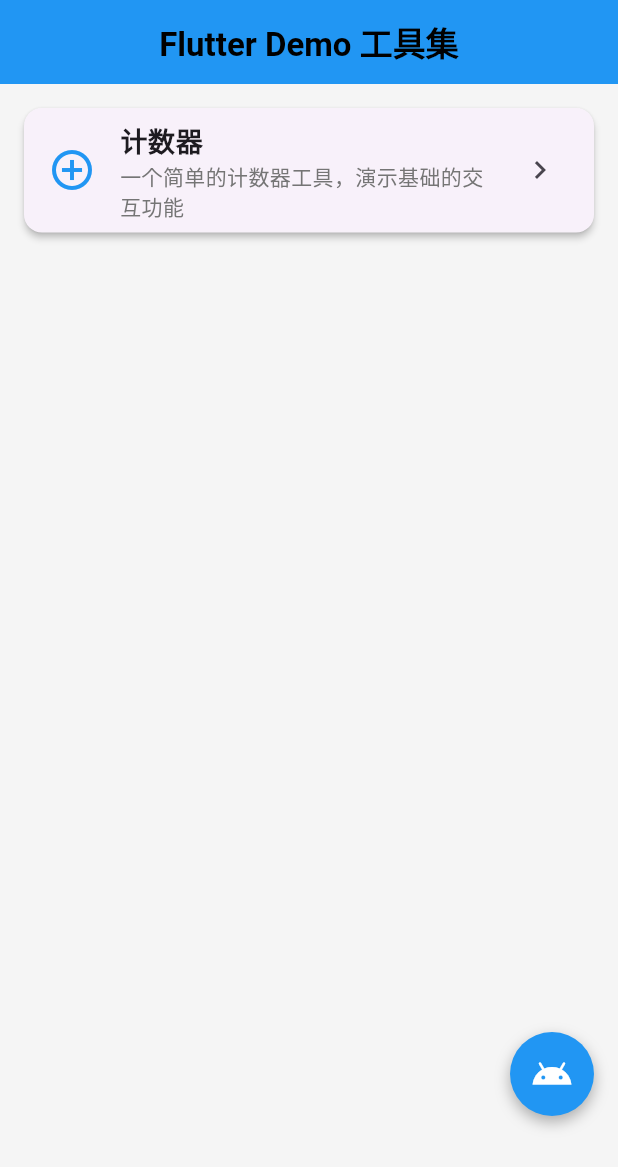
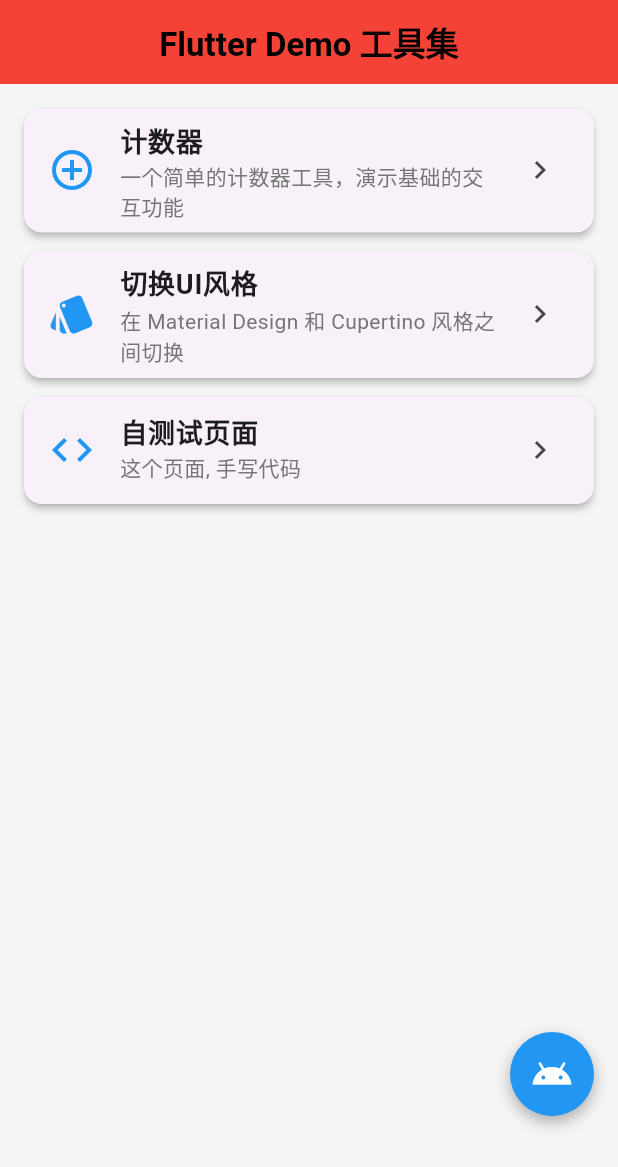
Before and after one commit to Garenge/Flutter-my-app, a Flutter app: the screen it shows after launch, on a phone screen of 412 x 824 dp. Shown: the top 1167 px of the screen. Run offline on Flutter 3.47's test engine with Material 3 defaults, Android fonts, the phone set to English and light mode, and no system bars; our stand-ins replace shared_preferences.

Commit message:
优化 iOS 导航栏背景色显示：添加默认颜色、禁用模糊和自动隐藏、添加调试打印

```diff
--- a/lib/pages/home_page.dart
+++ b/lib/pages/home_page.dart
@@ -2,20 +2,22 @@ import 'package:flutter/material.dart';
 import 'package:flutter/cupertino.dart';
 import '../services/app_style_manager.dart';
 import '../widgets/unified_page_scaffold.dart';
+import '../widgets/unified_dialogs.dart';
 import 'counter_page.dart';
+import 'my_test_page.dart';
 
 /// 工具模型
 class ToolItem {
   final String title;
   final String description;
   final IconData icon;
-  final Widget page;
+  final VoidCallback onTap; // 点击回调，所有逻辑都在这里处理
 
   const ToolItem({
     required this.title,
     required this.description,
     required this.icon,
-    required this.page,
+    required this.onTap,
   });
 }
 
@@ -24,21 +26,31 @@ class HomePage extends StatelessWidget {
   const HomePage({super.key});
 
   /// 获取所有工具列表
-  List<ToolItem> _getTools() {
+  List<ToolItem> _getTools(BuildContext context) {
     return [
-      const ToolItem(
+      ToolItem(
         title: '计数器',
         description: '一个简单的计数器工具，演示基础的交互功能',
         icon: Icons.add_circle_outline,
-        page: CounterPage(),
+        onTap: () {
+          _navigateToPage(context, const CounterPage());
+        },
+      ),
+      ToolItem(
+        title: '切换UI风格',
+        description: '在 Material Design 和 Cupertino 风格之间切换',
+        icon: Icons.style,
+        onTap: () => _handleStyleSwitch(context),
+      ),
+      ToolItem(
+        title: '自测试页面',
+        description: '这个页面, 手写代码',
+        icon: Icons.code,
+        onTap: () {
+          _navigateToPage(context, const MyTestPage());
+        },
       ),
       // 后续可以继续添加更多工具
-      // ToolItem(
-      //   title: '待办事项',
-      //   description: '管理您的待办事项列表',
-      //   icon: Icons.checklist,
-      //   page: TodoPage(),
-      // ),
     ];
   }
 
@@ -68,7 +80,7 @@ class HomePage extends StatelessWidget {
           inherit: false, // 明确设置 inherit 避免样式合并冲突
         ),
       ),
-      backgroundColor: Colors.blue,
+      backgroundColor: Colors.red,
       automaticallyImplyLeading: false,
       // Cupertino 特定配置
       cupertinoConfig: {
@@ -83,7 +95,7 @@ class HomePage extends StatelessWidget {
 
   /// 构建页面主体
   Widget _buildBody(BuildContext context) {
-    final tools = _getTools();
+    final tools = _getTools(context);
 
     return ListView.builder(
       padding: const EdgeInsets.all(16),
@@ -122,17 +134,13 @@ class HomePage extends StatelessWidget {
             ),
           ),
           trailing: const Icon(Icons.chevron_right),
-          onTap: () {
-            _navigateToTool(context, tool);
-          },
+          onTap: tool.onTap,
         ),
       );
     } else {
       // Cupertino 风格
       return GestureDetector(
-        onTap: () {
-          _navigateToTool(context, tool);
-        },
+        onTap: tool.onTap,
         child: Container(
           padding: const EdgeInsets.symmetric(horizontal: 16, vertical: 12),
           margin: const EdgeInsets.only(bottom: 8),
@@ -188,23 +196,48 @@ class HomePage extends StatelessWidget {
     }
   }
 
-  /// 导航到工具页面
-  void _navigateToTool(BuildContext context, ToolItem tool) {
+  /// 统一的页面跳转方法
+  /// 根据当前风格自动选择合适的路由方式
+  void _navigateToPage(BuildContext context, Widget page) {
     final currentStyle = AppStyleManager.maybeOf(context)?.currentStyle ??
         AppDesignStyle.material;
 
     if (currentStyle == AppDesignStyle.cupertino) {
       Navigator.of(context).push(
         CupertinoPageRoute(
-          builder: (context) => tool.page,
+          builder: (context) => page,
         ),
       );
     } else {
       Navigator.of(context).push(
         MaterialPageRoute(
-          builder: (context) => tool.page,
+          builder: (context) => page,
         ),
       );
     }
   }
+
+  /// 处理风格切换
+  void _handleStyleSwitch(BuildContext context) async {
+    final styleNotifier = AppStyleManager.of(context);
+    final currentStyle = styleNotifier.currentStyle;
+    final targetStyle = currentStyle == AppDesignStyle.material
+        ? AppDesignStyle.cupertino
+        : AppDesignStyle.material;
+
+    final styleName = targetStyle == AppDesignStyle.material
+        ? 'Material Design（谷歌风格）'
+        : 'Cupertino（苹果风格）';
+
+    final result = await UnifiedDialogs.showConfirmDialog(
+      context: context,
+      title: '切换UI风格',
+      content: '确定要切换到 $styleName 吗？\n\n切换后界面风格将立即改变。',
+    );
+
+    if (result == true) {
+      // 用户确认，切换风格
+      await styleNotifier.toggleStyle();
+    }
+  }
 }
--- a/lib/theme/cupertino_theme.dart
+++ b/lib/theme/cupertino_theme.dart
@@ -31,7 +31,6 @@ class CupertinoAppTheme {
           inherit: false, // 关键：设置为 false 避免与 Material 样式插值冲突
         ),
       ),
-
       // 背景色
       scaffoldBackgroundColor: CupertinoColors.systemBackground,
     );
--- a/lib/widgets/unified_page_scaffold.dart
+++ b/lib/widgets/unified_page_scaffold.dart
@@ -86,7 +86,7 @@ class UnifiedAppBar extends StatelessWidget implements PreferredSizeWidget {
     this.title,
     this.actions,
     this.leading,
-    this.backgroundColor,
+    this.backgroundColor = const Color(0xFFAABBCC),
     this.automaticallyImplyLeading = true,
     this.style,
     this.materialConfig,
@@ -124,9 +124,21 @@ class UnifiedAppBar extends StatelessWidget implements PreferredSizeWidget {
         }
       }
 
+      // iOS 导航栏背景色优先级：cupertinoConfig > backgroundColor
+      // 这样可以允许通过 cupertinoConfig 覆盖默认的 backgroundColor
+      final navBarColor =
+          cupertinoConfig?['backgroundColor'] as Color? ?? backgroundColor;
+
+      print(
+          'cupertinoConfig.backgroundColor, ${cupertinoConfig?['backgroundColor']}');
+      print('backgroundColor, $backgroundColor');
+
       return CupertinoNavigationBar(
-        backgroundColor:
-            backgroundColor ?? cupertinoConfig?['backgroundColor'] as Color?,
+        backgroundColor: navBarColor,
+        // 导航阴影
+        enableBackgroundFilterBlur: false,
+        // 禁用导航栏背景色自动隐藏
+        automaticBackgroundVisibility: false,
         border: cupertinoConfig?['border'] as Border? ??
             (cupertinoConfig?['hideBorder'] == true ? null : const Border()),
         automaticallyImplyLeading: automaticallyImplyLeading,
```
Also changed, not shown: lib/main.dart (+4 -5 lines), lib/pages/my_test_page.dart (added, +37 -0 lines), 1 other file.
